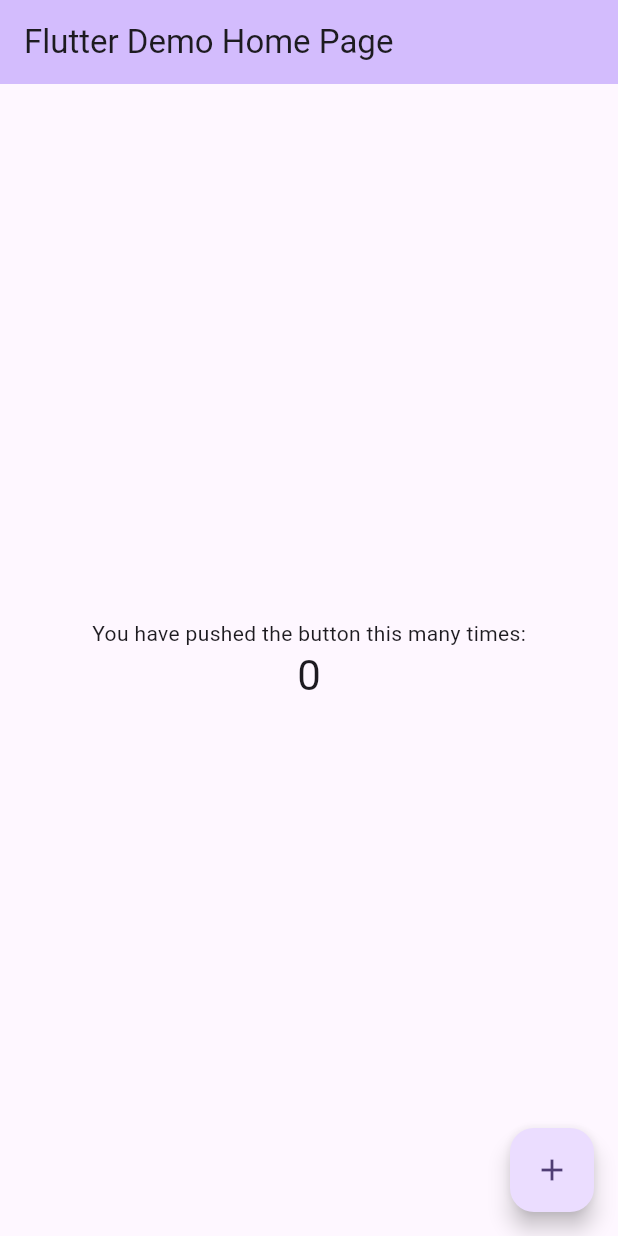
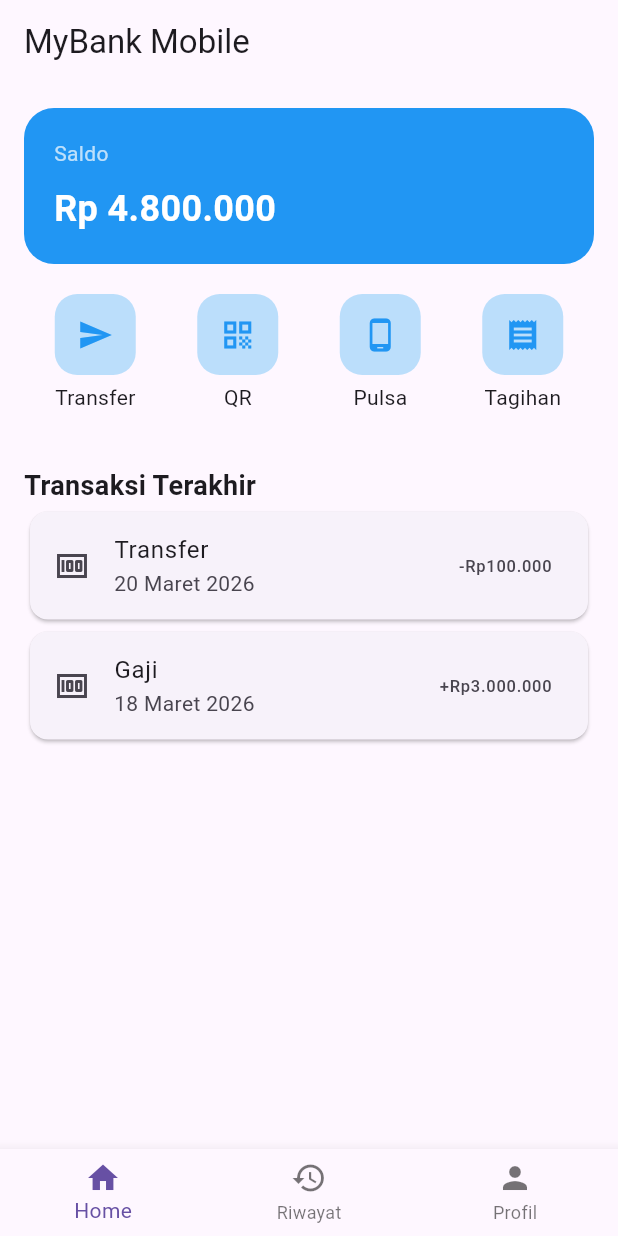
Before and after one commit to umamkhairul723-svg/mobile_banking_ui, a Flutter app: the screen it shows after launch, on a phone screen of 412 x 824 dp. Run offline on Flutter 3.47's test engine with Material 3 defaults, Android fonts, the light colour scheme and no system bars.

Commit message:
Menambahkan menu utama

```diff
--- a/lib/main.dart
+++ b/lib/main.dart
@@ -1,121 +1,121 @@
 import 'package:flutter/material.dart';
 
 void main() {
-  runApp(const MyApp());
+  runApp(MyBank());
 }
 
-class MyApp extends StatelessWidget {
-  const MyApp({super.key});
-
-  // This widget is the root of your application.
+class MyBank extends StatelessWidget {
   @override
   Widget build(BuildContext context) {
     return MaterialApp(
-      title: 'Flutter Demo',
-      theme: ThemeData(
-        // This is the theme of your application.
-        //
-        // TRY THIS: Try running your application with "flutter run". You'll see
-        // the application has a purple toolbar. Then, without quitting the app,
-        // try changing the seedColor in the colorScheme below to Colors.green
-        // and then invoke "hot reload" (save your changes or press the "hot
-        // reload" button in a Flutter-supported IDE, or press "r" if you used
-        // the command line to start the app).
-        //
-        // Notice that the counter didn't reset back to zero; the application
-        // state is not lost during the reload. To reset the state, use hot
-        // restart instead.
-        //
-        // This works for code too, not just values: Most code changes can be
-        // tested with just a hot reload.
-        colorScheme: .fromSeed(seedColor: Colors.deepPurple),
-      ),
-      home: const MyHomePage(title: 'Flutter Demo Home Page'),
+      debugShowCheckedModeBanner: false,
+      home: HomePage(),
     );
   }
 }
 
-class MyHomePage extends StatefulWidget {
-  const MyHomePage({super.key, required this.title});
+class HomePage extends StatelessWidget {
 
-  // This widget is the home page of your application. It is stateful, meaning
-  // that it has a State object (defined below) that contains fields that affect
-  // how it looks.
-
-  // This class is the configuration for the state. It holds the values (in this
-  // case the title) provided by the parent (in this case the App widget) and
-  // used by the build method of the State. Fields in a Widget subclass are
-  // always marked "final".
-
-  final String title;
-
-  @override
-  State<MyHomePage> createState() => _MyHomePageState();
-}
-
-class _MyHomePageState extends State<MyHomePage> {
-  int _counter = 0;
-
-  void _incrementCounter() {
-    setState(() {
-      // This call to setState tells the Flutter framework that something has
-      // changed in this State, which causes it to rerun the build method below
-      // so that the display can reflect the updated values. If we changed
-      // _counter without calling setState(), then the build method would not be
-      // called again, and so nothing would appear to happen.
-      _counter++;
-    });
+  Widget menu(IconData icon, String title) {
+    return Column(
+      children: [
+        Container(
+          padding: EdgeInsets.all(15),
+          decoration: BoxDecoration(
+            color: Colors.blue.shade100,
+            borderRadius: BorderRadius.circular(15),
+          ),
+          child: Icon(icon, color: Colors.blue),
+        ),
+        SizedBox(height: 5),
+        Text(title),
+      ],
+    );
   }
 
   @override
   Widget build(BuildContext context) {
-    // This method is rerun every time setState is called, for instance as done
-    // by the _incrementCounter method above.
-    //
-    // The Flutter framework has been optimized to make rerunning build methods
-    // fast, so that you can just rebuild anything that needs updating rather
-    // than having to individually change instances of widgets.
     return Scaffold(
       appBar: AppBar(
-        // TRY THIS: Try changing the color here to a specific color (to
-        // Colors.amber, perhaps?) and trigger a hot reload to see the AppBar
-        // change color while the other colors stay the same.
-        backgroundColor: Theme.of(context).colorScheme.inversePrimary,
-        // Here we take the value from the MyHomePage object that was created by
-        // the App.build method, and use it to set our appbar title.
-        title: Text(widget.title),
+        title: Text("MyBank Mobile"),
       ),
-      body: Center(
-        // Center is a layout widget. It takes a single child and positions it
-        // in the middle of the parent.
-        child: Column(
-          // Column is also a layout widget. It takes a list of children and
-          // arranges them vertically. By default, it sizes itself to fit its
-          // children horizontally, and tries to be as tall as its parent.
-          //
-          // Column has various properties to control how it sizes itself and
-          // how it positions its children. Here we use mainAxisAlignment to
-          // center the children vertically; the main axis here is the vertical
-          // axis because Columns are vertical (the cross axis would be
-          // horizontal).
-          //
-          // TRY THIS: Invoke "debug painting" (choose the "Toggle Debug Paint"
-          // action in the IDE, or press "p" in the console), to see the
-          // wireframe for each widget.
-          mainAxisAlignment: .center,
-          children: [
-            const Text('You have pushed the button this many times:'),
-            Text(
-              '$_counter',
-              style: Theme.of(context).textTheme.headlineMedium,
+
+      body: ListView(
+        padding: EdgeInsets.all(16),
+        children: [
+
+          /// CARD SALDO
+          Container(
+            padding: EdgeInsets.all(20),
+            decoration: BoxDecoration(
+              color: Colors.blue,
+              borderRadius: BorderRadius.circular(20),
             ),
-          ],
-        ),
+            child: Column(
+              crossAxisAlignment: CrossAxisAlignment.start,
+              children: [
+                Text("Saldo",
+                    style: TextStyle(color: Colors.white70)),
+                SizedBox(height: 10),
+                Text("Rp 4.800.000",
+                    style: TextStyle(
+                        color: Colors.white,
+                        fontSize: 24,
+                        fontWeight: FontWeight.bold)),
+              ],
+            ),
+          ),
+
+          SizedBox(height: 20),
+
+          /// MENU
+          GridView.count(
+            crossAxisCount: 4,
+            shrinkWrap: true,
+            physics: NeverScrollableScrollPhysics(),
+            children: [
+              menu(Icons.send, "Transfer"),
+              menu(Icons.qr_code, "QR"),
+              menu(Icons.phone_android, "Pulsa"),
+              menu(Icons.receipt, "Tagihan"),
+            ],
+          ),
+
+          SizedBox(height: 20),
+
+          Text("Transaksi Terakhir",
+              style:
+                  TextStyle(fontSize: 18, fontWeight: FontWeight.bold)),
+
+          Card(
+            child: ListTile(
+              leading: Icon(Icons.money),
+              title: Text("Transfer"),
+              subtitle: Text("20 Maret 2026"),
+              trailing: Text("-Rp100.000"),
+            ),
+          ),
+
+          Card(
+            child: ListTile(
+              leading: Icon(Icons.money),
+              title: Text("Gaji"),
+              subtitle: Text("18 Maret 2026"),
+              trailing: Text("+Rp3.000.000"),
+            ),
+          ),
+        ],
       ),
-      floatingActionButton: FloatingActionButton(
-        onPressed: _incrementCounter,
-        tooltip: 'Increment',
-        child: const Icon(Icons.add),
+
+      bottomNavigationBar: BottomNavigationBar(
+        items: [
+          BottomNavigationBarItem(
+              icon: Icon(Icons.home), label: "Home"),
+          BottomNavigationBarItem(
+              icon: Icon(Icons.history), label: "Riwayat"),
+          BottomNavigationBarItem(
+              icon: Icon(Icons.person), label: "Profil"),
+        ],
       ),
     );
   }
```
